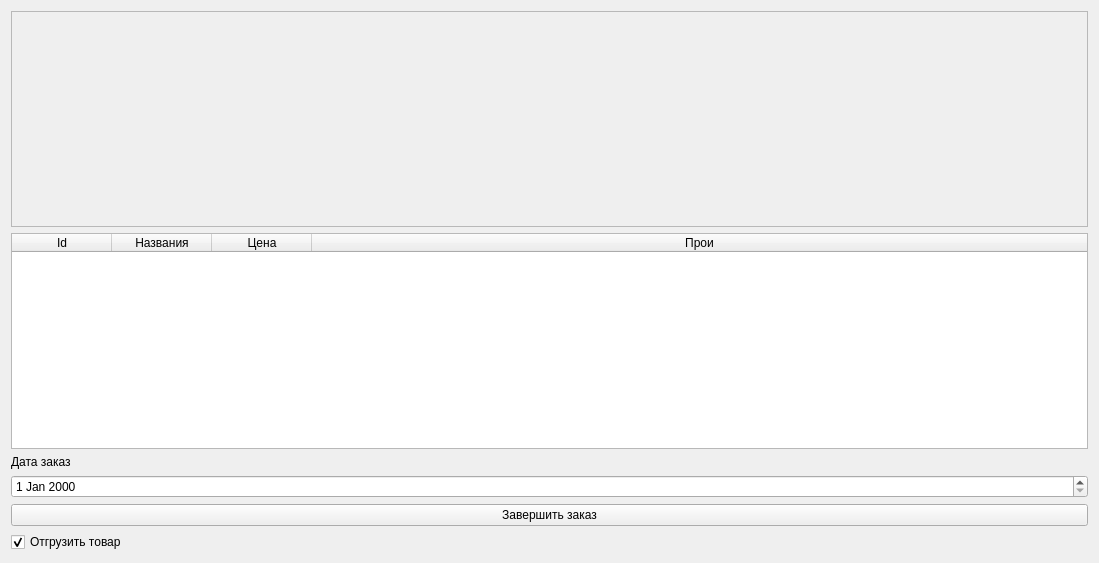
Qt form nolcrm/WidgetAddOrder/WidgetAddOrder.ui (mpa-technology/nolcrm) before a commit.
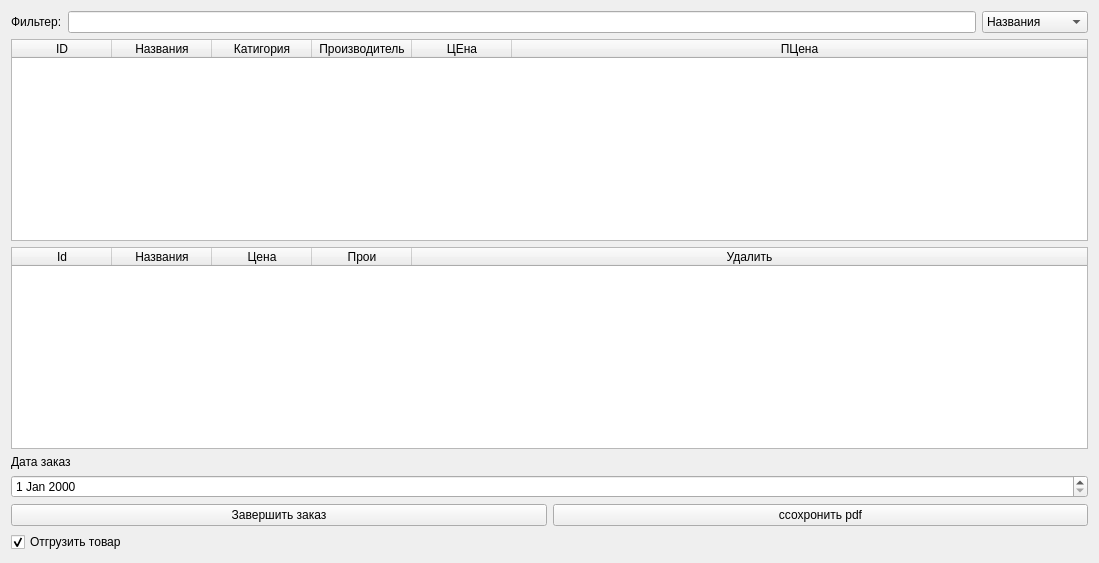
The same form after that commit.

Patch:
```diff
--- a/nolcrm/WidgetAddOrder/WidgetAddOrder.ui
+++ b/nolcrm/WidgetAddOrder/WidgetAddOrder.ui
@@ -13,29 +13,91 @@
   <property name="windowTitle">
    <string>Form</string>
   </property>
-  <layout class="QVBoxLayout" name="verticalLayout_2">
-   <item>
     <layout class="QVBoxLayout" name="verticalLayout">
      <item>
-      <widget class="QScrollArea" name="scrollArea">
-       <property name="widgetResizable">
-        <bool>true</bool>
+    <layout class="QHBoxLayout" name="horizontalLayout_2">
+     <item>
+      <widget class="QLabel" name="label_2">
+       <property name="text">
+        <string>Фильтер:</string>
        </property>
-       <widget class="QWidget" name="scrollAreaWidgetContents">
-        <property name="geometry">
-         <rect>
-          <x>0</x>
-          <y>0</y>
-          <width>1081</width>
-          <height>210</height>
-         </rect>
+      </widget>
+     </item>
+     <item>
+      <widget class="QLineEdit" name="lineEdit"/>
+     </item>
+     <item>
+      <widget class="QComboBox" name="comboBox">
+       <item>
+        <property name="text">
+         <string>Названия</string>
         </property>
-        <layout class="QVBoxLayout" name="verticalLayout_4">
+       </item>
          <item>
-          <layout class="QVBoxLayout" name="verticalLayout_3"/>
-         </item>
-        </layout>
-       </widget>
+        <property name="text">
+         <string>Катигоря</string>
+        </property>
+       </item>
+       <item>
+        <property name="text">
+         <string>Производите</string>
+        </property>
+       </item>
+       <item>
+        <property name="text">
+         <string>ЦЕна</string>
+        </property>
+       </item>
+       <item>
+        <property name="text">
+         <string>ПЦена</string>
+        </property>
+       </item>
+      </widget>
+     </item>
+    </layout>
+   </item>
+   <item>
+    <widget class="QTableWidget" name="tableWidget_2">
+     <property name="editTriggers">
+      <set>QAbstractItemView::NoEditTriggers</set>
+     </property>
+     <property name="selectionBehavior">
+      <enum>QAbstractItemView::SelectRows</enum>
+     </property>
+     <attribute name="horizontalHeaderStretchLastSection">
+      <bool>true</bool>
+     </attribute>
+     <column>
+      <property name="text">
+       <string>ID</string>
+      </property>
+     </column>
+     <column>
+      <property name="text">
+       <string>Названия</string>
+      </property>
+     </column>
+     <column>
+      <property name="text">
+       <string>Катигория</string>
+      </property>
+     </column>
+     <column>
+      <property name="text">
+       <string>Производитель</string>
+      </property>
+     </column>
+     <column>
+      <property name="text">
+       <string>ЦЕна</string>
+      </property>
+     </column>
+     <column>
+      <property name="text">
+       <string>ПЦена</string>
+      </property>
+     </column>
       </widget>
      </item>
      <item>
@@ -63,6 +125,11 @@
          <string>Прои</string>
         </property>
        </column>
+     <column>
+      <property name="text">
+       <string>Удалить</string>
+      </property>
+     </column>
       </widget>
      </item>
      <item>
@@ -76,6 +143,8 @@
       <widget class="QDateEdit" name="dateEdit"/>
      </item>
      <item>
+    <layout class="QHBoxLayout" name="horizontalLayout">
+     <item>
       <widget class="QPushButton" name="pushButton">
        <property name="text">
         <string>Завершить заказ</string>
@@ -83,6 +152,15 @@
       </widget>
      </item>
      <item>
+      <widget class="QPushButton" name="pushButton_2">
+       <property name="text">
+        <string>ссохронить pdf</string>
+       </property>
+      </widget>
+     </item>
+    </layout>
+   </item>
+   <item>
       <widget class="QCheckBox" name="checkBox">
        <property name="text">
         <string>Отгрузить товар</string>
@@ -91,8 +169,6 @@
         <bool>true</bool>
        </property>
       </widget>
-     </item>
-    </layout>
    </item>
   </layout>
  </widget>
```
Lines whose indentation alone changed are shown as unchanged.
